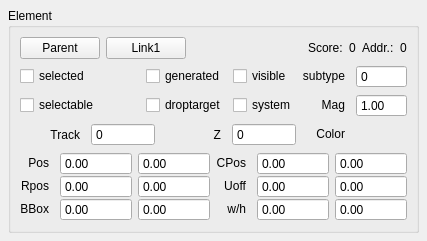
The window that mscore/mscore/element.ui (musescore/musescore-old) describes before a commit, drawn with Qt 5.
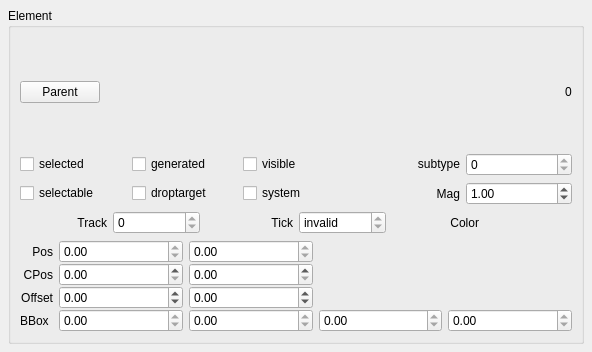
The same window after the commit. Custom widgets are drawn as their Qt base class.

Commit message: tagging the 1.1 release of MuseScore

Patch:
```diff
--- a/mscore/mscore/element.ui
+++ b/mscore/mscore/element.ui
@@ -6,8 +6,8 @@
    <rect>
     <x>0</x>
     <y>0</y>
-    <width>412</width>
-    <height>231</height>
+    <width>592</width>
+    <height>352</height>
    </rect>
   </property>
   <property name="windowTitle">
@@ -29,7 +29,7 @@
       <string notr="true" comment="do not translate">Element</string>
      </property>
      <property name="flat">
-      <bool>false</bool>
+      <bool>true</bool>
      </property>
      <layout class="QVBoxLayout" name="verticalLayout">
       <item>
@@ -42,24 +42,11 @@
         </property>
         <item>
          <widget class="QPushButton" name="parentButton">
-          <property name="toolTip">
-           <string notr="true"/>
-          </property>
           <property name="text">
            <string notr="true">Parent</string>
           </property>
          </widget>
         </item>
-        <item>
-         <widget class="QPushButton" name="link1">
-          <property name="toolTip">
-           <string notr="true"/>
-          </property>
-          <property name="text">
-           <string notr="true">Link1</string>
-          </property>
-         </widget>
-        </item>
         <item>
          <spacer>
           <property name="orientation">
@@ -73,33 +60,6 @@
           </property>
          </spacer>
         </item>
-        <item>
-         <widget class="QLabel" name="label_9">
-          <property name="toolTip">
-           <string notr="true"/>
-          </property>
-          <property name="text">
-           <string notr="true">Score:</string>
-          </property>
-         </widget>
-        </item>
-        <item>
-         <widget class="QLabel" name="score">
-          <property name="text">
-           <string notr="true">0</string>
-          </property>
-         </widget>
-        </item>
-        <item>
-         <widget class="QLabel" name="label_12">
-          <property name="toolTip">
-           <string notr="true"/>
-          </property>
-          <property name="text">
-           <string notr="true">Addr.:</string>
-          </property>
-         </widget>
-        </item>
         <item>
          <widget class="QLabel" name="address">
           <property name="toolTip">
@@ -117,129 +77,31 @@
         <property name="margin">
          <number>0</number>
         </property>
-        <item row="1" column="2">
-         <widget class="QCheckBox" name="droptarget">
-          <property name="toolTip">
-           <string notr="true"/>
-          </property>
-          <property name="text">
-           <string notr="true">droptarget</string>
-          </property>
-         </widget>
-        </item>
-        <item row="2" column="5">
-         <widget class="QLabel" name="label_3">
-          <property name="sizePolicy">
-           <sizepolicy hsizetype="Preferred" vsizetype="Fixed">
-            <horstretch>0</horstretch>
-            <verstretch>0</verstretch>
-           </sizepolicy>
-          </property>
-          <property name="toolTip">
-           <string notr="true"/>
-          </property>
-          <property name="text">
-           <string notr="true" comment="do not translate">Color</string>
-          </property>
-          <property name="textFormat">
-           <enum>Qt::PlainText</enum>
-          </property>
-          <property name="alignment">
-           <set>Qt::AlignRight|Qt::AlignTrailing|Qt::AlignVCenter</set>
-          </property>
-          <property name="indent">
-           <number>5</number>
-          </property>
-         </widget>
-        </item>
-        <item row="0" column="2">
-         <widget class="QCheckBox" name="generated">
-          <property name="toolTip">
-           <string notr="true"/>
-          </property>
-          <property name="text">
-           <string notr="true" comment="do not translate">generated</string>
-          </property>
-         </widget>
-        </item>
-        <item row="1" column="6">
-         <widget class="QDoubleSpinBox" name="mag">
-          <property name="sizePolicy">
-           <sizepolicy hsizetype="Preferred" vsizetype="Fixed">
-            <horstretch>0</horstretch>
-            <verstretch>0</verstretch>
-           </sizepolicy>
-          </property>
-          <property name="toolTip">
-           <string notr="true"/>
-          </property>
-          <property name="buttonSymbols">
-           <enum>QAbstractSpinBox::NoButtons</enum>
-          </property>
-          <property name="value">
-           <double>1.000000000000000</double>
-          </property>
-         </widget>
-        </item>
         <item row="0" column="0">
          <widget class="QCheckBox" name="selected">
-          <property name="toolTip">
-           <string notr="true"/>
-          </property>
           <property name="text">
            <string notr="true" comment="do not translate">selected</string>
           </property>
          </widget>
         </item>
+        <item row="0" column="2">
+         <widget class="QCheckBox" name="generated">
+          <property name="text">
+           <string notr="true" comment="do not translate">generated</string>
+          </property>
+         </widget>
+        </item>
         <item row="0" column="3">
          <widget class="QCheckBox" name="visible">
-          <property name="toolTip">
-           <string notr="true"/>
-          </property>
           <property name="text">
            <string notr="true" comment="do not translate">visible</string>
           </property>
          </widget>
         </item>
-        <item row="1" column="5">
-         <widget class="QLabel" name="label_11">
-          <property name="sizePolicy">
-           <sizepolicy hsizetype="Preferred" vsizetype="Fixed">
-            <horstretch>0</horstretch>
-            <verstretch>0</verstretch>
-           </sizepolicy>
-          </property>
-          <property name="toolTip">
-           <string notr="true"/>
-          </property>
-          <property name="text">
-           <string notr="true" comment="do not translate">Mag</string>
-          </property>
-          <property name="alignment">
-           <set>Qt::AlignRight|Qt::AlignTrailing|Qt::AlignVCenter</set>
-          </property>
-          <property name="indent">
-           <number>5</number>
-          </property>
-         </widget>
-        </item>
-        <item row="2" column="6">
-         <widget class="Awl::ColorLabel" name="color">
-          <property name="sizePolicy">
-           <sizepolicy hsizetype="Preferred" vsizetype="Fixed">
-            <horstretch>0</horstretch>
-            <verstretch>0</verstretch>
-           </sizepolicy>
-          </property>
-          <property name="toolTip">
-           <string notr="true"/>
-          </property>
-         </widget>
-        </item>
         <item row="0" column="5">
          <widget class="QLabel" name="label_4">
           <property name="sizePolicy">
-           <sizepolicy hsizetype="Preferred" vsizetype="Fixed">
+           <sizepolicy hsizetype="Minimum" vsizetype="Fixed">
             <horstretch>0</horstretch>
             <verstretch>0</verstretch>
            </sizepolicy>
@@ -253,9 +115,6 @@
           <property name="alignment">
            <set>Qt::AlignRight</set>
           </property>
-          <property name="indent">
-           <number>5</number>
-          </property>
          </widget>
         </item>
         <item row="0" column="6">
@@ -272,9 +131,6 @@
           <property name="readOnly">
            <bool>true</bool>
           </property>
-          <property name="buttonSymbols">
-           <enum>QAbstractSpinBox::NoButtons</enum>
-          </property>
           <property name="maximum">
            <number>999999999</number>
           </property>
@@ -282,11 +138,15 @@
         </item>
         <item row="1" column="0">
          <widget class="QCheckBox" name="selectable">
-          <property name="toolTip">
-           <string notr="true"/>
+          <property name="text">
+           <string>selectable</string>
           </property>
+         </widget>
+        </item>
+        <item row="1" column="2">
+         <widget class="QCheckBox" name="droptarget">
           <property name="text">
-           <string notr="true">selectable</string>
+           <string>droptarget</string>
           </property>
          </widget>
         </item>
@@ -300,61 +160,137 @@
           </property>
          </widget>
         </item>
-        <item row="2" column="0" colspan="4">
-         <layout class="QHBoxLayout" name="horizontalLayout">
-          <item>
-           <widget class="QLabel" name="label_13">
-            <property name="text">
-             <string notr="true">Track</string>
-            </property>
-            <property name="alignment">
-             <set>Qt::AlignRight|Qt::AlignTrailing|Qt::AlignVCenter</set>
-            </property>
-            <property name="indent">
-             <number>5</number>
-            </property>
-           </widget>
-          </item>
-          <item>
-           <widget class="QSpinBox" name="track">
-            <property name="readOnly">
-             <bool>true</bool>
-            </property>
-            <property name="buttonSymbols">
-             <enum>QAbstractSpinBox::NoButtons</enum>
-            </property>
-            <property name="maximum">
-             <number>1000</number>
-            </property>
-           </widget>
-          </item>
-          <item>
-           <widget class="QLabel" name="label_14">
-            <property name="text">
-             <string notr="true">Z</string>
-            </property>
-            <property name="alignment">
-             <set>Qt::AlignRight|Qt::AlignTrailing|Qt::AlignVCenter</set>
-            </property>
-            <property name="indent">
-             <number>5</number>
-            </property>
-           </widget>
-          </item>
-          <item>
-           <widget class="QSpinBox" name="z">
-            <property name="readOnly">
-             <bool>true</bool>
-            </property>
-            <property name="buttonSymbols">
-             <enum>QAbstractSpinBox::NoButtons</enum>
-            </property>
-            <property name="maximum">
-             <number>10000</number>
-            </property>
-           </widget>
-          </item>
-         </layout>
+        <item row="1" column="6">
+         <widget class="QDoubleSpinBox" name="mag">
+          <property name="value">
+           <double>1.000000000000000</double>
+          </property>
+         </widget>
+        </item>
+        <item row="1" column="5">
+         <widget class="QLabel" name="label_11">
+          <property name="text">
+           <string notr="true" comment="do not translate">Mag</string>
+          </property>
+          <property name="alignment">
+           <set>Qt::AlignRight|Qt::AlignTrailing|Qt::AlignVCenter</set>
+          </property>
+         </widget>
+        </item>
+       </layout>
+      </item>
+      <item>
+       <layout class="QHBoxLayout">
+        <property name="spacing">
+         <number>6</number>
+        </property>
+        <property name="margin">
+         <number>0</number>
+        </property>
+        <item>
+         <widget class="QLabel" name="label">
+          <property name="toolTip">
+           <string notr="true"/>
+          </property>
+          <property name="text">
+           <string notr="true" comment="do not translate">Track</string>
+          </property>
+          <property name="textFormat">
+           <enum>Qt::PlainText</enum>
+          </property>
+          <property name="alignment">
+           <set>Qt::AlignRight|Qt::AlignTrailing|Qt::AlignVCenter</set>
+          </property>
+         </widget>
+        </item>
+        <item>
+         <widget class="QSpinBox" name="track">
+          <property name="sizePolicy">
+           <sizepolicy hsizetype="Preferred" vsizetype="Fixed">
+            <horstretch>0</horstretch>
+            <verstretch>0</verstretch>
+           </sizepolicy>
+          </property>
+          <property name="toolTip">
+           <string notr="true"/>
+          </property>
+          <property name="readOnly">
+           <bool>true</bool>
+          </property>
+          <property name="minimum">
+           <number>0</number>
+          </property>
+          <property name="maximum">
+           <number>999999</number>
+          </property>
+         </widget>
+        </item>
+        <item>
+         <widget class="QLabel" name="label_2">
+          <property name="text">
+           <string notr="true" comment="do not translate">Tick</string>
+          </property>
+          <property name="textFormat">
+           <enum>Qt::PlainText</enum>
+          </property>
+          <property name="alignment">
+           <set>Qt::AlignRight|Qt::AlignTrailing|Qt::AlignVCenter</set>
+          </property>
+         </widget>
+        </item>
+        <item>
+         <widget class="QSpinBox" name="time">
+          <property name="sizePolicy">
+           <sizepolicy hsizetype="Preferred" vsizetype="Fixed">
+            <horstretch>0</horstretch>
+            <verstretch>0</verstretch>
+           </sizepolicy>
+          </property>
+          <property name="toolTip">
+           <string notr="true"/>
+          </property>
+          <property name="readOnly">
+           <bool>true</bool>
+          </property>
+          <property name="specialValueText">
+           <string>invalid</string>
+          </property>
+          <property name="minimum">
+           <number>-1</number>
+          </property>
+          <property name="maximum">
+           <number>999999999</number>
+          </property>
+          <property name="value">
+           <number>-1</number>
+          </property>
+         </widget>
+        </item>
+        <item>
+         <widget class="QLabel" name="label_3">
+          <property name="toolTip">
+           <string notr="true"/>
+          </property>
+          <property name="text">
+           <string notr="true" comment="do not translate">Color</string>
+          </property>
+          <property name="textFormat">
+           <enum>Qt::PlainText</enum>
+          </property>
+          <property name="alignment">
+           <set>Qt::AlignRight|Qt::AlignTrailing|Qt::AlignVCenter</set>
+          </property>
+         </widget>
+        </item>
+        <item>
+         <widget class="Awl::ColorLabel" name="color">
+          <property name="sizePolicy">
+           <sizepolicy hsizetype="Preferred" vsizetype="Fixed">
+            <horstretch>0</horstretch>
+            <verstretch>0</verstretch>
+           </sizepolicy>
+          </property>
+         </widget>
         </item>
        </layout>
       </item>
@@ -365,15 +301,6 @@
         </property>
         <item row="0" column="0">
          <widget class="QLabel" name="label_5">
-          <property name="sizePolicy">
-           <sizepolicy hsizetype="Preferred" vsizetype="Fixed">
-            <horstretch>0</horstretch>
-            <verstretch>0</verstretch>
-           </sizepolicy>
-          </property>
-          <property name="toolTip">
-           <string notr="true"/>
-          </property>
           <property name="text">
            <string notr="true" comment="do not translate">Pos</string>
           </property>
@@ -383,9 +310,6 @@
           <property name="alignment">
            <set>Qt::AlignRight|Qt::AlignTrailing|Qt::AlignVCenter</set>
           </property>
-          <property name="indent">
-           <number>5</number>
-          </property>
          </widget>
         </item>
         <item row="0" column="1">
@@ -396,15 +320,9 @@
             <verstretch>0</verstretch>
            </sizepolicy>
           </property>
-          <property name="toolTip">
-           <string notr="true">relative x position</string>
-          </property>
           <property name="readOnly">
            <bool>true</bool>
           </property>
-          <property name="buttonSymbols">
-           <enum>QAbstractSpinBox::NoButtons</enum>
-          </property>
           <property name="maximum">
            <double>100000.000000000000000</double>
           </property>
@@ -418,43 +336,127 @@
             <verstretch>0</verstretch>
            </sizepolicy>
           </property>
-          <property name="toolTip">
-           <string notr="true">relative y position</string>
-          </property>
           <property name="readOnly">
            <bool>true</bool>
           </property>
-          <property name="buttonSymbols">
-           <enum>QAbstractSpinBox::NoButtons</enum>
+          <property name="maximum">
+           <double>100000.000000000000000</double>
           </property>
+         </widget>
+        </item>
+        <item row="1" column="0">
+         <widget class="QLabel" name="label_10">
+          <property name="text">
+           <string notr="true" comment="do not translate">CPos</string>
+          </property>
+          <property name="alignment">
+           <set>Qt::AlignRight|Qt::AlignTrailing|Qt::AlignVCenter</set>
+          </property>
+         </widget>
+        </item>
+        <item row="1" column="1">
+         <widget class="QDoubleSpinBox" name="cposx">
+          <property name="sizePolicy">
+           <sizepolicy hsizetype="Preferred" vsizetype="Fixed">
+            <horstretch>0</horstretch>
+            <verstretch>0</verstretch>
+           </sizepolicy>
+          </property>
+          <property name="toolTip">
+           <string notr="true">canvas x position</string>
+          </property>
           <property name="maximum">
+           <double>1000000.000000000000000</double>
+          </property>
+         </widget>
+        </item>
+        <item row="1" column="2">
+         <widget class="QDoubleSpinBox" name="cposy">
+          <property name="sizePolicy">
+           <sizepolicy hsizetype="Preferred" vsizetype="Fixed">
+            <horstretch>0</horstretch>
+            <verstretch>0</verstretch>
+           </sizepolicy>
+          </property>
+          <property name="toolTip">
+           <string notr="true">canvas y position</string>
+          </property>
+          <property name="maximum">
+           <double>1000000.000000000000000</double>
+          </property>
+         </widget>
+        </item>
+        <item row="2" column="0">
+         <widget class="QLabel" name="label_6">
+          <property name="text">
+           <string notr="true" comment="do not translate">Offset</string>
+          </property>
+          <property name="textFormat">
+           <enum>Qt::PlainText</enum>
+          </property>
+          <property name="alignment">
+           <set>Qt::AlignRight|Qt::AlignTrailing|Qt::AlignVCenter</set>
+          </property>
+         </widget>
+        </item>
+        <item row="2" column="1">
+         <widget class="QDoubleSpinBox" name="offsetx">
+          <property name="sizePolicy">
+           <sizepolicy hsizetype="Preferred" vsizetype="Fixed">
+            <horstretch>0</horstretch>
+            <verstretch>0</verstretch>
+           </sizepolicy>
+          </property>
+          <property name="suffix">
+           <string comment="do not translate"/>
+          </property>
+          <property name="minimum">
+           <double>-100000.000000000000000</double>
+          </property>
+          <property name="maximum">
            <double>100000.000000000000000</double>
+          </property>
+          <property name="singleStep">
+           <double>0.100000000000000</double>
+          </property>
+         </widget>
+        </item>
+        <item row="2" column="2">
+         <widget class="QDoubleSpinBox" name="offsety">
+          <property name="sizePolicy">
+           <sizepolicy hsizetype="Preferred" vsizetype="Fixed">
+            <horstretch>0</horstretch>
+            <verstretch>0</verstretch>
+           </sizepolicy>
+          </property>
+          <property name="suffix">
+           <string comment="do not translate"/>
+          </property>
+          <property name="minimum">
+           <double>-100000.000000000000000</double>
+          </property>
+          <property name="maximum">
+           <double>100000.000000000000000</double>
+          </property>
+          <property name="singleStep">
+           <double>0.100000000000000</double>
           </property>
          </widget>
         </item>
         <item row="3" column="0">
          <widget class="QLabel" name="label_7">
           <property name="sizePolicy">
-           <sizepolicy hsizetype="Preferred" vsizetype="Fixed">
+           <sizepolicy hsizetype="Maximum" vsizetype="Preferred">
             <horstretch>0</horstretch>
             <verstretch>0</verstretch>
            </sizepolicy>
           </property>
-          <property name="toolTip">
-           <string notr="true"/>
-          </property>
           <property name="text">
            <string notr="true" comment="do not translate">BBox</string>
           </property>
           <property name="textFormat">
            <enum>Qt::PlainText</enum>
           </property>
-          <property name="alignment">
-           <set>Qt::AlignRight|Qt::AlignTrailing|Qt::AlignVCenter</set>
-          </property>
-          <property name="indent">
-           <number>5</number>
-          </property>
          </widget>
         </item>
         <item row="3" column="1">
@@ -465,15 +467,9 @@
             <verstretch>0</verstretch>
            </sizepolicy>
           </property>
-          <property name="toolTip">
-           <string notr="true"/>
-          </property>
           <property name="readOnly">
            <bool>true</bool>
           </property>
-          <property name="buttonSymbols">
-           <enum>QAbstractSpinBox::NoButtons</enum>
-          </property>
           <property name="minimum">
            <double>-100000.000000000000000</double>
           </property>
@@ -490,15 +486,9 @@
             <verstretch>0</verstretch>
            </sizepolicy>
           </property>
-          <property name="toolTip">
-           <string notr="true"/>
-          </property>
           <property name="readOnly">
            <bool>true</bool>
           </property>
-          <property name="buttonSymbols">
-           <enum>QAbstractSpinBox::NoButtons</enum>
-          </property>
           <property name="minimum">
            <double>-100000.000000000000000</double>
           </property>
@@ -507,7 +497,7 @@
           </property>
          </widget>
         </item>
-        <item row="3" column="4">
+        <item row="3" column="3">
          <widget class="QDoubleSpinBox" name="bboxw">
           <property name="sizePolicy">
            <sizepolicy hsizetype="Preferred" vsizetype="Fixed">
@@ -515,15 +505,9 @@
             <verstretch>0</verstretch>
            </sizepolicy>
           </property>
-          <property name="toolTip">
-           <string notr="true"/>
-          </property>
           <property name="readOnly">
            <bool>true</bool>
           </property>
-          <property name="buttonSymbols">
-           <enum>QAbstractSpinBox::NoButtons</enum>
-          </property>
           <property name="minimum">
            <double>-100000.000000000000000</double>
           </property>
@@ -532,23 +516,11 @@
           </property>
          </widget>
         </item>
-        <item row="3" column="5">
+        <item row="3" column="4">
          <widget class="QDoubleSpinBox" name="bboxh">
-          <property name="sizePolicy">
-           <sizepolicy hsizetype="Preferred" vsizetype="Fixed">
-            <horstretch>0</horstretch>
-            <verstretch>0</verstretch>
-           </sizepolicy>
-          </property>
-          <property name="toolTip">
-           <string notr="true"/>
-          </property>
           <property name="readOnly">
            <bool>true</bool>
           </property>
-          <property name="buttonSymbols">
-           <enum>QAbstractSpinBox::NoButtons</enum>
-          </property>
           <property name="minimum">
            <double>-100000.000000000000000</double>
           </property>
@@ -557,232 +529,6 @@
           </property>
          </widget>
         </item>
-        <item row="0" column="4">
-         <widget class="QDoubleSpinBox" name="cposx">
-          <property name="sizePolicy">
-           <sizepolicy hsizetype="Preferred" vsizetype="Fixed">
-            <horstretch>0</horstretch>
-            <verstretch>0</verstretch>
-           </sizepolicy>
-          </property>
-          <property name="toolTip">
-           <string notr="true">canvas x position</string>
-          </property>
-          <property name="buttonSymbols">
-           <enum>QAbstractSpinBox::NoButtons</enum>
-          </property>
-          <property name="maximum">
-           <double>1000000.000000000000000</double>
-          </property>
-         </widget>
-        </item>
-        <item row="0" column="5">
-         <widget class="QDoubleSpinBox" name="cposy">
-          <property name="sizePolicy">
-           <sizepolicy hsizetype="Preferred" vsizetype="Fixed">
-            <horstretch>0</horstretch>
-            <verstretch>0</verstretch>
-           </sizepolicy>
-          </property>
-          <property name="toolTip">
-           <string notr="true">canvas y position</string>
-          </property>
-          <property name="buttonSymbols">
-           <enum>QAbstractSpinBox::NoButtons</enum>
-          </property>
-          <property name="maximum">
-           <double>1000000.000000000000000</double>
-          </property>
-         </widget>
-        </item>
-        <item row="1" column="1">
-         <widget class="QDoubleSpinBox" name="readPosX">
-          <property name="sizePolicy">
-           <sizepolicy hsizetype="Preferred" vsizetype="Fixed">
-            <horstretch>0</horstretch>
-            <verstretch>0</verstretch>
-           </sizepolicy>
-          </property>
-          <property name="toolTip">
-           <string notr="true">read x position</string>
-          </property>
-          <property name="buttonSymbols">
-           <enum>QAbstractSpinBox::NoButtons</enum>
-          </property>
-          <property name="minimum">
-           <double>-100000.000000000000000</double>
-          </property>
-          <property name="maximum">
-           <double>100000.000000000000000</double>
-          </property>
-         </widget>
-        </item>
-        <item row="1" column="2">
-         <widget class="QDoubleSpinBox" name="readPosY">
-          <property name="sizePolicy">
-           <sizepolicy hsizetype="Preferred" vsizetype="Fixed">
-            <horstretch>0</horstretch>
-            <verstretch>0</verstretch>
-           </sizepolicy>
-          </property>
-          <property name="toolTip">
-           <string notr="true">read y position</string>
-          </property>
-          <property name="buttonSymbols">
-           <enum>QAbstractSpinBox::NoButtons</enum>
-          </property>
-          <property name="minimum">
-           <double>-100000.000000000000000</double>
-          </property>
-          <property name="maximum">
-           <double>100000.000000000000000</double>
-          </property>
-         </widget>
-        </item>
-        <item row="1" column="0">
-         <widget class="QLabel" name="label_8">
-          <property name="sizePolicy">
-           <sizepolicy hsizetype="Preferred" vsizetype="Fixed">
-            <horstretch>0</horstretch>
-            <verstretch>0</verstretch>
-           </sizepolicy>
-          </property>
-          <property name="toolTip">
-           <string notr="true"/>
-          </property>
-          <property name="text">
-           <string notr="true">Rpos</string>
-          </property>
-          <property name="alignment">
-           <set>Qt::AlignRight|Qt::AlignTrailing|Qt::AlignVCenter</set>
-          </property>
-          <property name="indent">
-           <number>5</number>
-          </property>
-         </widget>
-        </item>
-        <item row="1" column="3">
-         <widget class="QLabel" name="label_10">
-          <property name="sizePolicy">
-           <sizepolicy hsizetype="Preferred" vsizetype="Fixed">
-            <horstretch>0</horstretch>
-            <verstretch>0</verstretch>
-           </sizepolicy>
-          </property>
-          <property name="toolTip">
-           <string notr="true"/>
-          </property>
-          <property name="text">
-           <string notr="true" comment="do not translate">Uoff</string>
-          </property>
-          <property name="alignment">
-           <set>Qt::AlignRight|Qt::AlignTrailing|Qt::AlignVCenter</set>
-          </property>
-          <property name="indent">
-           <number>5</number>
-          </property>
-         </widget>
-        </item>
-        <item row="1" column="4">
-         <widget class="QDoubleSpinBox" name="offsetx">
-          <property name="sizePolicy">
-           <sizepolicy hsizetype="Preferred" vsizetype="Fixed">
-            <horstretch>0</horstretch>
-            <verstretch>0</verstretch>
-           </sizepolicy>
-          </property>
-          <property name="toolTip">
-           <string notr="true">user x offset</string>
-          </property>
-          <property name="buttonSymbols">
-           <enum>QAbstractSpinBox::NoButtons</enum>
-          </property>
-          <property name="suffix">
-           <string comment="do not translate"/>
-          </property>
-          <property name="minimum">
-           <double>-100000.000000000000000</double>
-          </property>
-          <property name="maximum">
-           <double>100000.000000000000000</double>
-          </property>
-          <property name="singleStep">
-           <double>0.100000000000000</double>
-          </property>
-         </widget>
-        </item>
-        <item row="1" column="5">
-         <widget class="QDoubleSpinBox" name="offsety">
-          <property name="sizePolicy">
-           <sizepolicy hsizetype="Preferred" vsizetype="Fixed">
-            <horstretch>0</horstretch>
-            <verstretch>0</verstretch>
-           </sizepolicy>
-          </property>
-          <property name="toolTip">
-           <string notr="true"/>
-          </property>
-          <property name="buttonSymbols">
-           <enum>QAbstractSpinBox::NoButtons</enum>
-          </property>
-          <property name="suffix">
-           <string comment="do not translate"/>
-          </property>
-          <property name="minimum">
-           <double>-100000.000000000000000</double>
-          </property>
-          <property name="maximum">
-           <double>100000.000000000000000</double>
-          </property>
-          <property name="singleStep">
-           <double>0.100000000000000</double>
-          </property>
-         </widget>
-        </item>
-        <item row="0" column="3">
-         <widget class="QLabel" name="label_2">
-          <property name="sizePolicy">
-           <sizepolicy hsizetype="Preferred" vsizetype="Fixed">
-            <horstretch>0</horstretch>
-            <verstretch>0</verstretch>
-           </sizepolicy>
-          </property>
-          <property name="toolTip">
-           <string notr="true"/>
-          </property>
-          <property name="text">
-           <string notr="true">CPos</string>
-          </property>
-          <property name="alignment">
-           <set>Qt::AlignRight|Qt::AlignTrailing|Qt::AlignVCenter</set>
-          </property>
-          <property name="indent">
-           <number>5</number>
-          </property>
-         </widget>
-        </item>
-        <item row="3" column="3">
-         <widget class="QLabel" name="label_6">
-          <property name="sizePolicy">
-           <sizepolicy hsizetype="Preferred" vsizetype="Fixed">
-            <horstretch>0</horstretch>
-            <verstretch>0</verstretch>
-           </sizepolicy>
-          </property>
-          <property name="toolTip">
-           <string notr="true"/>
-          </property>
-          <property name="text">
-           <string notr="true">w/h</string>
-          </property>
-          <property name="alignment">
-           <set>Qt::AlignRight|Qt::AlignTrailing|Qt::AlignVCenter</set>
-          </property>
-          <property name="indent">
-           <number>5</number>
-          </property>
-         </widget>
-        </item>
        </layout>
       </item>
      </layout>
```
The commit also changes 2274 other files.
